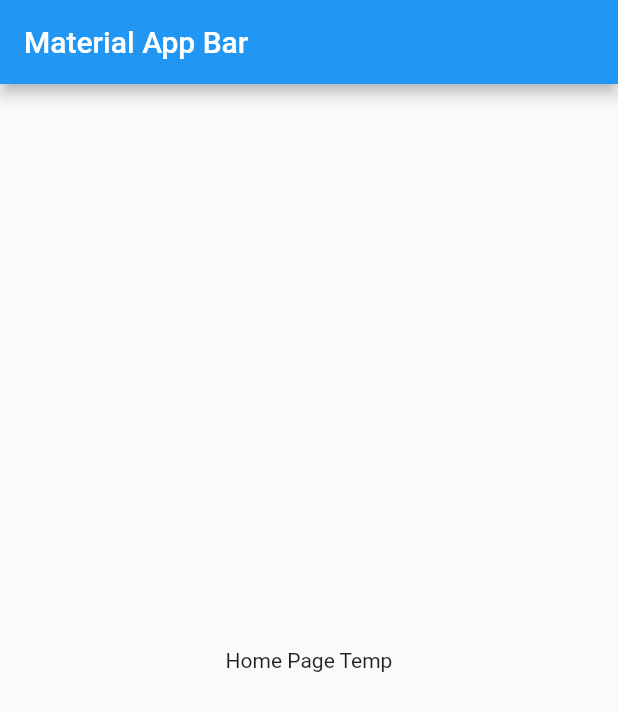
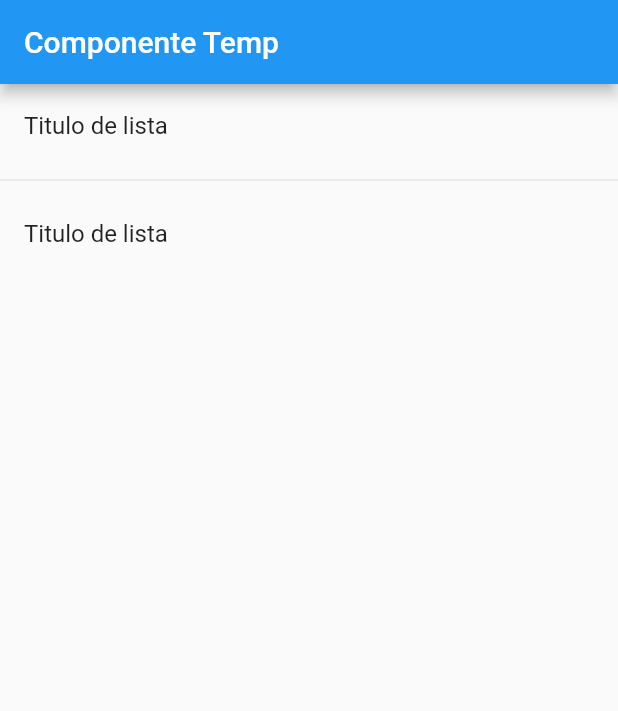
Before and after one commit to jorarmarfin/flutter-componentes, a Flutter app: the screen it shows after launch, on a phone screen of 412 x 824 dp. Shown: the top 711 px of the screen. Run offline on Flutter 3.47's test engine with Material 2 defaults, Android fonts, the phone set to English and light mode, and no system bars.

Commit message:
List View

```diff
--- a/lib/main.dart
+++ b/lib/main.dart
@@ -7,13 +7,8 @@ class MyApp extends StatelessWidget {
   @override
   Widget build(BuildContext context) {
     return MaterialApp(
-      // debugShowCheckedModeBanner: false,
-      title: 'Material App',
-      home: Scaffold(
-          appBar: AppBar(
-            title: Text('Material App Bar'),
-          ),
-          body: HomePageTemp()),
-    );
+        // debugShowCheckedModeBanner: false,
+        title: 'Material App',
+        home: HomePageTemp());
   }
 }
--- a/lib/src/pages/home_temp.dart
+++ b/lib/src/pages/home_temp.dart
@@ -3,8 +3,21 @@ import 'package:flutter/material.dart';
 class HomePageTemp extends StatelessWidget {
   @override
   Widget build(BuildContext context) {
-    return Center(
-      child: Text('Home Page Temp'),
+    return Scaffold(
+      appBar: AppBar(
+        title: Text('Componente Temp'),
+      ),
+      body: ListView(
+        children: <Widget>[
+          ListTile(
+            title: Text('Titulo de lista'),
+          ),
+          Divider(),
+          ListTile(
+            title: Text('Titulo de lista'),
+          )
+        ],
+      ),
     );
   }
 }
```
